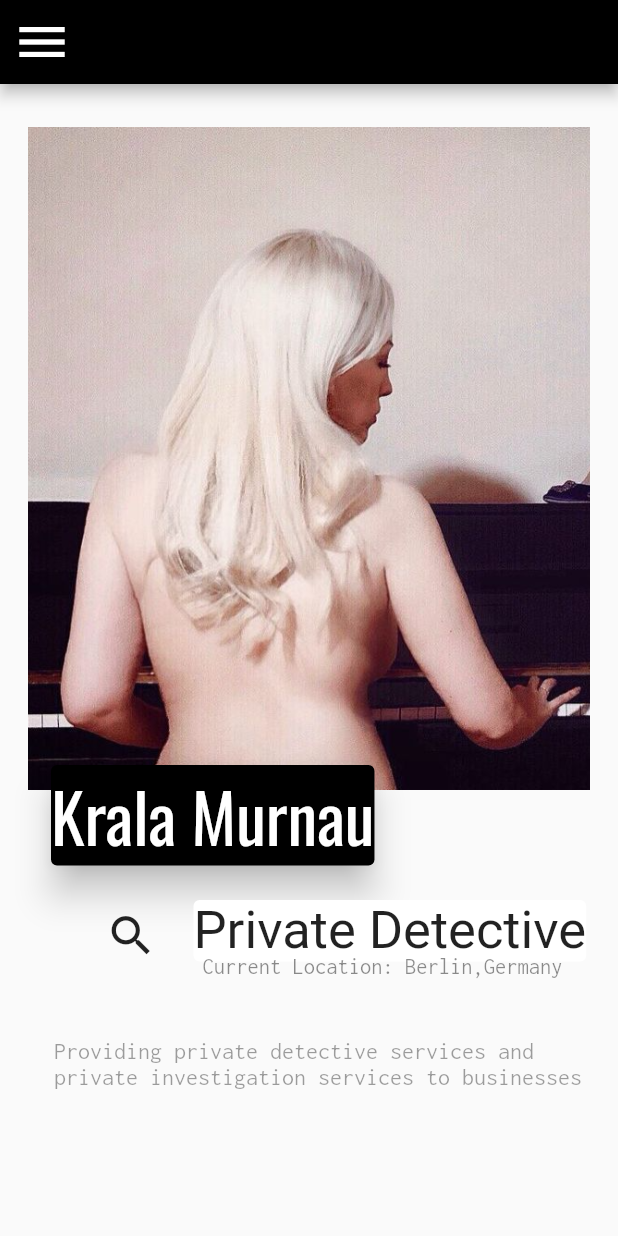
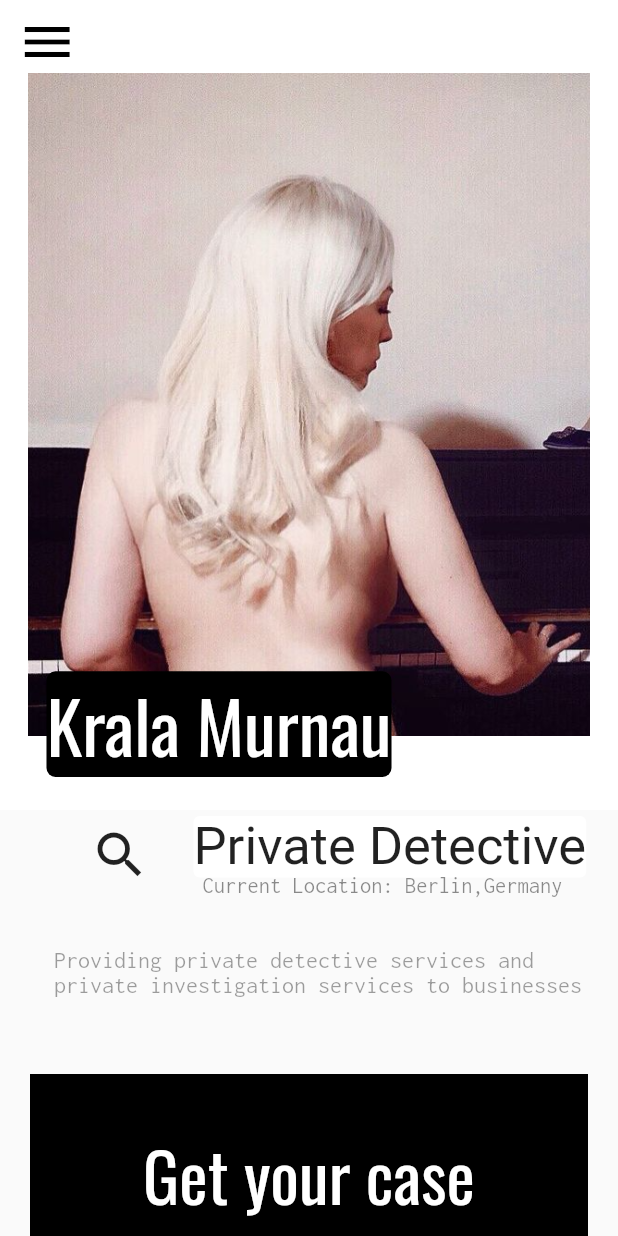
Before and after one commit to sagnik150699/drenlab_krala_murnau_portfolio, a Flutter app: the Mobile1 screen opened directly, on a phone screen of 412 x 824 dp. Run offline on Flutter 3.47's test engine with Material 2 defaults, Android fonts, the phone set to English and light mode, and no system bars; drawn by our look-alikes of carousel_slider; our stand-ins replace google_fonts.

Commit message:
Big Screen Adjustment

```diff
--- a/flutter_app/lib/ui/mobilelarge.dart
+++ b/flutter_app/lib/ui/mobilelarge.dart
@@ -1,4 +1,5 @@
 import 'package:flutter/cupertino.dart';
+import 'package:flutter/gestures.dart';
 import 'package:flutter/material.dart';
 import 'package:google_fonts/google_fonts.dart';
 import 'package:carousel_slider/carousel_slider.dart';
@@ -19,73 +20,20 @@ class _Mobile1 extends State<Mobile1> {
     final double categoryHeight = size.height;
     ScrollController controller = ScrollController();
     bool closeTopContainer = false;
-    print(size);
+    bool changeCard = false;
+    print(closeTopContainer);
 
     controller.addListener(() {
       setState(() {
         closeTopContainer = controller.offset > 50;
       });
     });
-
+//Items of 2nd Scroll
     List<Widget> itemData = [
-      AnimatedContainer(
-        duration: const Duration(microseconds: 200),
-        width: size.width,
-        alignment: Alignment.topCenter,
-        height: closeTopContainer ? 0 : categoryHeight,
-        child: SizedBox(
-          height: 900,
-          width: 700,
-          child: Stack(children: <Widget>[
+      //First Stack
+      Stack(children: <Widget>[
         Padding(
-                padding: const EdgeInsets.all(0),
-                child: CarouselSlider(
-                    items: Variables().item,
-                    options: CarouselOptions(
-                      height: 500,
-                      aspectRatio: 16 / 9,
-                      viewportFraction: 0.911,
-                      initialPage: 0,
-                      enableInfiniteScroll: true,
-                      reverse: false,
-                      autoPlay: true,
-                      autoPlayInterval: Duration(seconds: 3),
-                      autoPlayAnimationDuration: Duration(milliseconds: 800),
-                      autoPlayCurve: Curves.easeInOutSine,
-                      enlargeCenterPage: true,
-                      scrollDirection: Axis.horizontal,
-                    ))),
-            // Padding(
-            //   padding: const EdgeInsets.only(top: 5),
-            //   child: ListTile(
-            //     title: Text(
-            //       "",
-            //       style: GoogleFonts.oswald(fontSize: 40),
-            //     ),
-            //     leading: IconButton(
-            //       icon: Icon(
-            //         Icons.menu,
-            //         size: 40,
-            //       ),
-            //       onPressed: () {
-            //          Scaffold.of(context).openDrawer();
-            //       },
-            //     ),
-            //   ),
-            // ),
-            Padding(
-              padding: const EdgeInsets.only(top: 450, left: 30),
-              child: Card(
-                elevation: 10,
-                color: Colors.black,
-                child: Text(
-                  "Krala Murnau",
-                  style: GoogleFonts.oswald(fontSize: 45, color: Colors.white),
-                ),
-              ),
-            ),
-            Padding(
-              padding: const EdgeInsets.only(top: 540, left: 125),
+          padding: const EdgeInsets.only(top: 0, left: 125),
           child: Card(
             shadowColor: Colors.black,
             elevation: 0,
@@ -96,14 +44,14 @@ class _Mobile1 extends State<Mobile1> {
           ),
         ),
         Padding(
-              padding: const EdgeInsets.only(top: 550, left: 70),
+          padding: const EdgeInsets.only(top: 10, left: 60),
           child: Icon(
             Icons.search,
-                size: 35,
+            size: 40,
           ),
         ),
         Padding(
-              padding: const EdgeInsets.only(left: 135, top: 580),
+          padding: const EdgeInsets.only(left: 135, top: 42),
           child: Container(
               child: Text("Current Location: $city",
                   style: GoogleFonts.inconsolata(
@@ -111,7 +59,7 @@ class _Mobile1 extends State<Mobile1> {
                       textStyle: TextStyle(color: Colors.black45)))),
         ),
         Padding(
-              padding: const EdgeInsets.only(left: 20, top: 625),
+          padding: const EdgeInsets.only(left: 20, top: 80),
           child: ListTile(
               title: Text(
                 "Providing private detective services and private investigation services to businesses ",
@@ -119,10 +67,9 @@ class _Mobile1 extends State<Mobile1> {
               )),
         ),
       ]),
-        ),
-      ),
+      //HireMeBox
       Padding(
-        padding: const EdgeInsets.only(right: 20, left: 20),
+        padding: const EdgeInsets.only(right: 20, left: 20,top: 40),
         child: Container(
           padding: EdgeInsets.only(left: 20, right: 20),
           height: 300,
@@ -160,6 +107,7 @@ class _Mobile1 extends State<Mobile1> {
           ),
         ),
       ),
+      //Second Stack
       Stack(children: <Widget>[
         Padding(
             padding: const EdgeInsets.all(0),
@@ -241,9 +189,11 @@ class _Mobile1 extends State<Mobile1> {
               )),
         ),
       ]),
+      //SizeBox for space
       SizedBox(
         height: 40,
       ),
+      //Third Stack
       Stack(children: <Widget>[
         Padding(
             padding: const EdgeInsets.all(0),
@@ -325,6 +275,7 @@ class _Mobile1 extends State<Mobile1> {
 
     return SafeArea(
       child: Scaffold(
+
         drawer: new Drawer(
           child: ListView(
             // Important: Remove any padding from the ListView.
@@ -355,17 +306,17 @@ class _Mobile1 extends State<Mobile1> {
           ),
         ),
         key: _scaffoldKey,
-        appBar: AppBar(
-          backgroundColor: Colors.black,
-          leading: new IconButton(
-            color: Colors.white,
-            icon: new Icon(
-              Icons.menu,
-              size: 40,
-            ),
-            onPressed: () => _scaffoldKey.currentState.openDrawer(),
-          ),
-        ),
+        // appBar: AppBar(
+        //   backgroundColor: Colors.black,
+        //   leading: new IconButton(
+        //     color: Colors.white,
+        //     icon: new Icon(
+        //       Icons.menu,
+        //       size: 40,
+        //     ),
+        //     onPressed: () => _scaffoldKey.currentState.openDrawer(),
+        //   ),
+        // ),
         // floatingActionButton: Padding(
         //
         //   padding: const EdgeInsets.only( bottom: 670),
@@ -376,7 +327,66 @@ class _Mobile1 extends State<Mobile1> {
         //   ),
         // ),
 
-        body: ListView.builder(
+        body:NestedScrollView(
+          headerSliverBuilder: (BuildContext context, bool innerBoxIsScrolled) {
+            return <Widget>[
+
+              //AppBarArea
+              SliverAppBar(
+                leading: new IconButton(
+                  padding: EdgeInsets.only(top: 0,left: 7),
+                  color: Colors.black,
+                  icon: new Icon(
+                    Icons.menu,
+                    size: 40,
+                  ),
+                  onPressed: () => _scaffoldKey.currentState.openDrawer(),
+                ),
+                backgroundColor: Colors.white,
+                expandedHeight: 540.0,
+                floating: false,
+                pinned: true,
+                flexibleSpace: FlexibleSpaceBar(
+                  centerTitle: true,
+                  title: Padding(
+                    padding: const EdgeInsets.only(top: 0, right: 80),
+                    child: Card(
+                      elevation: 0,
+                      color: Colors.black,
+                      child: Text(
+                        "Krala Murnau",
+                        style: GoogleFonts.oswald(fontSize: 32, color: Colors.white),
+                      ),
+                    ),
+                  ),
+                  background: CarouselSlider(
+                      items: Variables().item,
+                      options: CarouselOptions(
+                        height: 700,
+                        aspectRatio: 16 / 9,
+                        viewportFraction: 0.911,
+                        initialPage: 0,
+                        enableInfiniteScroll: true,
+                        reverse: false,
+                        autoPlay: true,
+                        autoPlayInterval: Duration(seconds: 3),
+                        autoPlayAnimationDuration: Duration(milliseconds: 800),
+                        autoPlayCurve: Curves.easeInOutSine,
+                        enlargeCenterPage: true,
+                        scrollDirection: Axis.horizontal,
+                      )),
+                ),
+              )
+            ];
+          },
+          //RestOftheScrolls
+          body:
+          GestureDetector(
+            onDoubleTap: ()=> setState((){
+              changeCard=true;
+            }),
+            child: ListView.builder(
+              dragStartBehavior: DragStartBehavior.start,
               controller: controller,
               physics: BouncingScrollPhysics(),
               addAutomaticKeepAlives: false,
@@ -387,7 +397,24 @@ class _Mobile1 extends State<Mobile1> {
               },
             ),
           ),
+        ),
+      ),
     );
     // return
   }
 }
+
+
+
+
+
+
+
+
+// onVerticalDragStart: (DragStartDetails details){
+//   print(details);
+// },
+
+// onVerticalDragUpdate: (DragUpdateDetails details){ setState(() {
+//   changeCard=true;
+// }); print(details);},
```
Also changed, not shown: flutter_app/lib/ui/mobilesmall.dart (+5 -6 lines). Lines whose indentation alone changed are shown as unchanged.
